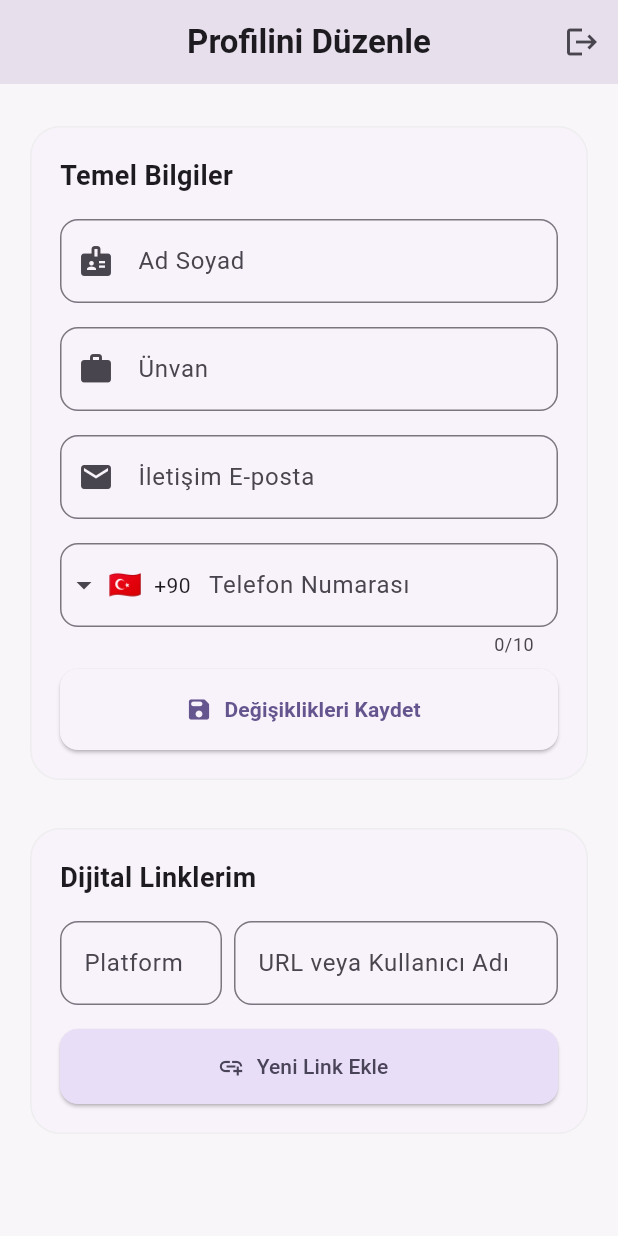
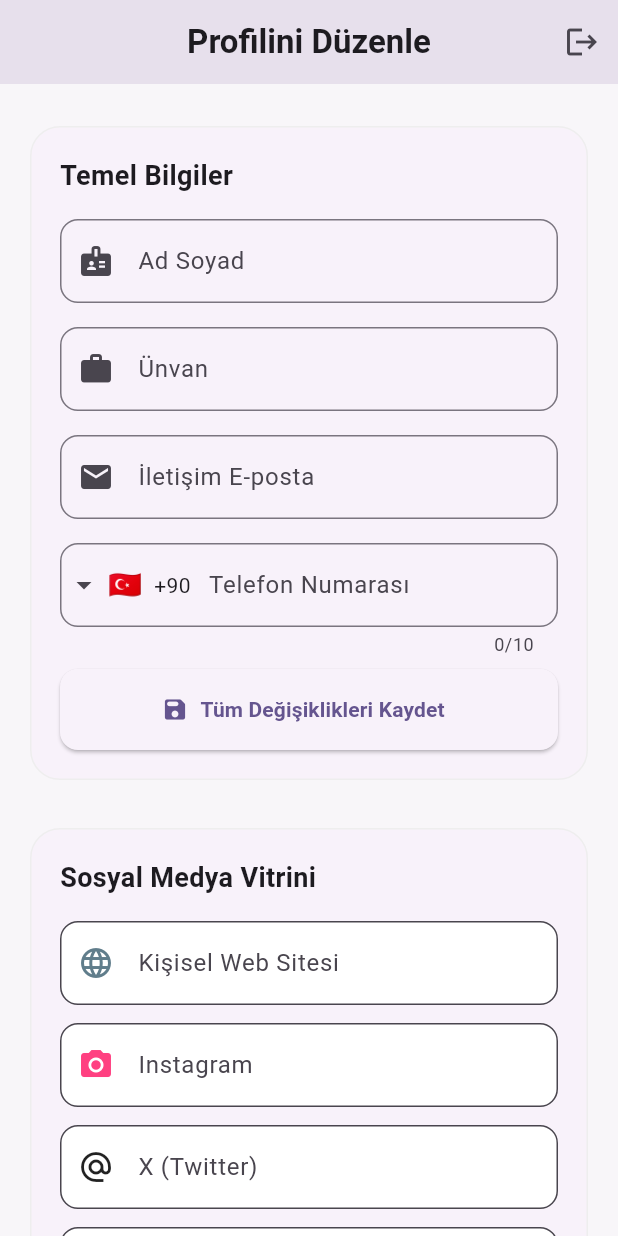
Before and after one commit to BalciAbdulkadir/Neo_Card, a Flutter app: the screen it shows once a user with an empty profile is signed in, scrolled down 154 dp, on a phone screen of 412 x 824 dp. Run offline on Flutter 3.47's test engine with Material 3 defaults, Android fonts, the phone set to English and light mode, and no system bars; drawn by our look-alikes of intl_phone_field; our stand-ins replace flutter_dotenv, flutter_image_compress, flutter_riverpod, go_router, image_picker, qr_flutter and 1 more; missing offline and left inert: phone_numbers_parser; accounts and stored records are empty; network calls fail.

Commit message:
supabse ayarları ve arayüz güncellemeleri

```diff
--- a/lib/features/editor/presentation/editor_page.dart
+++ b/lib/features/editor/presentation/editor_page.dart
@@ -20,6 +20,18 @@ class _EditorPageState extends ConsumerState<EditorPage> {
   String _countryCode = 'TR';
   String _fullPhoneNumber = '';
 
+  // Preset Link Controllers
+  final _websiteController = TextEditingController();
+  final _instagramController = TextEditingController();
+  final _xController = TextEditingController();
+  final _linkedinController = TextEditingController();
+
+  String? _websiteLinkId;
+  String? _instagramLinkId;
+  String? _xLinkId;
+  String? _linkedinLinkId;
+
+  // Custom link modal controllers
   final _platformController = TextEditingController();
   final _urlController = TextEditingController();
 
@@ -30,6 +42,10 @@ class _EditorPageState extends ConsumerState<EditorPage> {
     _nameController.dispose();
     _jobController.dispose();
     _emailController.dispose();
+    _websiteController.dispose();
+    _instagramController.dispose();
+    _xController.dispose();
+    _linkedinController.dispose();
     _platformController.dispose();
     _urlController.dispose();
     super.dispose();
@@ -46,47 +62,134 @@ class _EditorPageState extends ConsumerState<EditorPage> {
       _phoneNumber = phoneData['number']!;
       _fullPhoneNumber = editorState.profile.phoneNumber ?? '';
 
+      // Preset Linkleri Eşzamanla (1:N modelinden form alanlarına çıkarma)
+      for (var link in editorState.links) {
+        final platform = link.platform.toLowerCase();
+        if (platform == 'website') {
+          _websiteController.text = link.url;
+          _websiteLinkId = link.id;
+        } else if (platform == 'instagram') {
+          _instagramController.text = _extractUsername('instagram', link.url);
+          _instagramLinkId = link.id;
+        } else if (platform == 'x' || platform == 'twitter') {
+          _xController.text = _extractUsername('x', link.url);
+          _xLinkId = link.id;
+        } else if (platform == 'linkedin') {
+          _linkedinController.text = _extractUsername('linkedin', link.url);
+          _linkedinLinkId = link.id;
+        }
+      }
+
       _isInit = true;
     }
   }
 
-  void _saveProfile() {
+  String _extractUsername(String platform, String url) {
+    if (platform == 'instagram' && url.contains('instagram.com/')) {
+      return url.split('instagram.com/').last.replaceAll('/', '');
+    }
+    if (platform == 'x' && url.contains('x.com/')) {
+      return url.split('x.com/').last.replaceAll('/', '');
+    }
+    if (platform == 'linkedin' && url.contains('linkedin.com/in/')) {
+      return url.split('linkedin.com/in/').last.replaceAll('/', '');
+    }
+    return url;
+  }
+
+  void _saveProfile() async {
     FocusScope.of(context).unfocus();
+
+    // Temel Profili Kaydet
     ref.read(editorControllerProvider.notifier).updateProfile(
       fullName: _nameController.text.trim(),
       jobTitle: _jobController.text.trim(),
       email: _emailController.text.trim(),
       phoneNumber: _fullPhoneNumber,
     );
-    ScaffoldMessenger.of(context).showSnackBar(
-      const SnackBar(
-        content: Text('Profil başarıyla kaydedildi!'),
-        backgroundColor: Colors.green,
+
+    // Otomatik Sabit Alanları N:1 yapısıyla eşzamanla
+    await _savePresetLink('website', _websiteController.text, _websiteLinkId);
+    await _savePresetLink('instagram', _instagramController.text, _instagramLinkId);
+    await _savePresetLink('x', _xController.text, _xLinkId);
+    await _savePresetLink('linkedin', _linkedinController.text, _linkedinLinkId);
+
+    if (mounted) {
+      ScaffoldMessenger.of(context).showSnackBar(const SnackBar(content: Text('Profil başarıyla kaydedildi!'), backgroundColor: Colors.green));
+    }
+  }
+
+  Future<void> _savePresetLink(String platform, String rawValue, String? linkId) async {
+    final controller = ref.read(editorControllerProvider.notifier);
+    if (rawValue.trim().isEmpty) {
+      if (linkId != null) { // Silinmek isteniyor
+        await controller.removeLink(linkId);
+      }
+      return;
+    }
+    final formattedUrl = Validators.formatSocialUrl(platform, rawValue);
+    await controller.upsertLink(id: linkId, platform: platform, url: formattedUrl);
+  }
+
+  void _openCustomLinkModal(BuildContext context) {
+    _platformController.clear();
+    _urlController.clear();
+
+    showModalBottomSheet(
+      context: context,
+      isScrollControlled: true,
+      shape: const RoundedRectangleBorder(borderRadius: BorderRadius.vertical(top: Radius.circular(24))),
+      builder: (ctx) => Padding(
+        padding: EdgeInsets.only(
+          bottom: MediaQuery.of(ctx).viewInsets.bottom + 24,
+          left: 24, right: 24, top: 24
+        ),
+        child: Column(
+          mainAxisSize: MainAxisSize.min,
+          crossAxisAlignment: CrossAxisAlignment.stretch,
+          children: [
+            const Text('Özel Platform Ekle', style: TextStyle(fontSize: 20, fontWeight: FontWeight.bold), textAlign: TextAlign.center),
+            const SizedBox(height: 16),
+            TextField(controller: _platformController, decoration: InputDecoration(labelText: 'Platform (örn: TikTok)', border: OutlineInputBorder(borderRadius: BorderRadius.circular(12)))),
+            const SizedBox(height: 12),
+            TextField(controller: _urlController, decoration: InputDecoration(labelText: 'URL (https://...)', border: OutlineInputBorder(borderRadius: BorderRadius.circular(12)))),
+            const SizedBox(height: 16),
+            ElevatedButton(
+              onPressed: () {
+                final platform = _platformController.text.trim();
+                final urlInput = _urlController.text.trim();
+                if (platform.isNotEmpty && urlInput.isNotEmpty) {
+                  final formattedUrl = Validators.formatUrl(urlInput);
+                  ref.read(editorControllerProvider.notifier).upsertLink(platform: platform, url: formattedUrl);
+                  Navigator.pop(ctx);
+                }
+              },
+              style: ElevatedButton.styleFrom(minimumSize: const Size(double.infinity, 50), shape: RoundedRectangleBorder(borderRadius: BorderRadius.circular(12))),
+              child: const Text('Ekle', style: TextStyle(fontSize: 16, fontWeight: FontWeight.bold)),
+            ),
+          ],
+        ),
       ),
     );
   }
 
-  void _addLink() {
-    final platform = _platformController.text.trim();
-    final urlInput = _urlController.text.trim();
-    if (platform.isEmpty || urlInput.isEmpty) {
-      ScaffoldMessenger.of(context).showSnackBar(
-        const SnackBar(
-          content: Text('Platform ve Link boş bırakılamaz.'),
-          backgroundColor: Colors.redAccent,
+  Widget _buildPresetField(String label, IconData icon, TextEditingController controller, Color iconColor) {
+    final platformName = label.toLowerCase();
+    String hint = 'Tam URL giriniz';
+    if (platformName.contains('instagram') || platformName.contains('x') || platformName.contains('linkedin')) {
+      hint = 'Kullanıcı Adı veya URL';
+    }
+    return TextField(
+      controller: controller,
+      decoration: InputDecoration(
+        labelText: label,
+        hintText: hint,
+        prefixIcon: Icon(icon, color: iconColor),
+        border: OutlineInputBorder(borderRadius: BorderRadius.circular(12)),
+        filled: true,
+        fillColor: Colors.white,
       ),
     );
-      return;
-    }
-
-    // Valiasyon - URL kontrolü
-    final formattedUrl = Validators.formatUrl(urlInput);
-
-    FocusScope.of(context).unfocus();
-    ref.read(editorControllerProvider.notifier).addLink(platform, formattedUrl);
-
-    _platformController.clear();
-    _urlController.clear();
   }
 
   @override
@@ -95,33 +198,21 @@ class _EditorPageState extends ConsumerState<EditorPage> {
 
     ref.listen<AsyncValue>(editorControllerProvider, (_, state) {
       if (state.hasError && !state.isLoading) {
-        ScaffoldMessenger.of(context).showSnackBar(
-          SnackBar(
-            content: Text('Hata: ${state.error}'),
-            backgroundColor: Colors.redAccent,
-          ),
-        );
+        ScaffoldMessenger.of(context).showSnackBar(SnackBar(content: Text('Hata: ${state.error}'), backgroundColor: Colors.redAccent));
       }
     });
 
     return Scaffold(
-      backgroundColor: Theme.of(
-        context,
-      ).colorScheme.surfaceVariant.withOpacity(0.3),
+      backgroundColor: Theme.of(context).colorScheme.surfaceVariant.withOpacity(0.3),
       appBar: AppBar(
-        title: const Text(
-          'Profilini Düzenle',
-          style: TextStyle(fontWeight: FontWeight.w700),
-        ),
+        title: const Text('Profilini Düzenle', style: TextStyle(fontWeight: FontWeight.w700)),
         centerTitle: true,
         actions: [
           IconButton(
             icon: const Icon(Icons.logout),
             tooltip: 'Çıkış Yap',
-            onPressed: () {
-              ref.read(authControllerProvider.notifier).signOut();
-            },
-          ),
+            onPressed: () => ref.read(authControllerProvider.notifier).signOut(),
+          )
         ],
       ),
       body: editorStateAsync.when(
@@ -129,6 +220,8 @@ class _EditorPageState extends ConsumerState<EditorPage> {
         error: (err, stack) => Center(child: Text('Bir sorun oluştu: $err')),
         data: (editorState) {
           _syncControllers(editorState);
+
+          final customLinks = editorState.links.where((l) => !['website', 'instagram', 'x', 'twitter', 'linkedin'].contains(l.platform.toLowerCase())).toList();
 
           return SingleChildScrollView(
             physics: const BouncingScrollPhysics(),
@@ -148,31 +241,17 @@ class _EditorPageState extends ConsumerState<EditorPage> {
                             ? NetworkImage(editorState.profile.avatarUrl!)
                             : null,
                         child: editorState.profile.avatarUrl == null
-                            ? const Icon(
-                                Icons.person,
-                                size: 60,
-                                color: Colors.deepPurple,
-                              )
+                            ? const Icon(Icons.person, size: 60, color: Colors.deepPurple)
                             : null,
                       ),
                       GestureDetector(
-                        onTap: () {
-                          ref
-                              .read(editorControllerProvider.notifier)
-                              .pickAndUploadAvatar();
-                        },
+                        onTap: () => ref.read(editorControllerProvider.notifier).pickAndUploadAvatar(),
                         child: CircleAvatar(
                           radius: 20,
-                          backgroundColor: Theme.of(
-                            context,
-                          ).colorScheme.primary,
-                          child: const Icon(
-                            Icons.camera_alt,
-                            color: Colors.white,
-                            size: 20,
+                          backgroundColor: Theme.of(context).colorScheme.primary,
+                          child: const Icon(Icons.camera_alt, color: Colors.white, size: 20),
                         ),
-                        ),
-                      ),
+                      )
                     ],
                   ),
                 ),
@@ -181,62 +260,33 @@ class _EditorPageState extends ConsumerState<EditorPage> {
                 // === PROFIL BILGILERI FORMU ===
                 Card(
                   elevation: 0,
-                  shape: RoundedRectangleBorder(
-                    borderRadius: BorderRadius.circular(20),
-                    side: BorderSide(color: Colors.grey.shade200),
-                  ),
+                  shape: RoundedRectangleBorder(borderRadius: BorderRadius.circular(20), side: BorderSide(color: Colors.grey.shade200)),
                   child: Padding(
                     padding: const EdgeInsets.all(20.0),
                     child: Column(
                       crossAxisAlignment: CrossAxisAlignment.start,
                       children: [
-                        const Text(
-                          'Temel Bilgiler',
-                          style: TextStyle(
-                            fontSize: 18,
-                            fontWeight: FontWeight.bold,
-                          ),
-                        ),
+                        const Text('Temel Bilgiler', style: TextStyle(fontSize: 18, fontWeight: FontWeight.bold)),
                         const SizedBox(height: 16),
                         TextField(
                           controller: _nameController,
-                          decoration: InputDecoration(
-                            labelText: 'Ad Soyad',
-                            prefixIcon: const Icon(Icons.badge),
-                            border: OutlineInputBorder(
-                              borderRadius: BorderRadius.circular(12),
-                            ),
-                          ),
+                          decoration: InputDecoration(labelText: 'Ad Soyad', prefixIcon: const Icon(Icons.badge), border: OutlineInputBorder(borderRadius: BorderRadius.circular(12))),
                         ),
                         const SizedBox(height: 16),
                         TextField(
                           controller: _jobController,
-                          decoration: InputDecoration(
-                            labelText: 'Ünvan',
-                            prefixIcon: const Icon(Icons.work),
-                            border: OutlineInputBorder(
-                              borderRadius: BorderRadius.circular(12),
-                            ),
-                          ),
+                          decoration: InputDecoration(labelText: 'Ünvan', prefixIcon: const Icon(Icons.work), border: OutlineInputBorder(borderRadius: BorderRadius.circular(12))),
                         ),
                         const SizedBox(height: 16),
                         TextField(
                           controller: _emailController,
-                          decoration: InputDecoration(
-                            labelText: 'İletişim E-posta',
-                            prefixIcon: const Icon(Icons.email),
-                            border: OutlineInputBorder(
-                              borderRadius: BorderRadius.circular(12),
-                            ),
-                          ),
+                          decoration: InputDecoration(labelText: 'İletişim E-posta', prefixIcon: const Icon(Icons.email), border: OutlineInputBorder(borderRadius: BorderRadius.circular(12))),
                         ),
                         const SizedBox(height: 16),
                         IntlPhoneField(
                           decoration: InputDecoration(
                             labelText: 'Telefon Numarası',
-                            border: OutlineInputBorder(
-                              borderRadius: BorderRadius.circular(12),
-                            ),
+                            border: OutlineInputBorder(borderRadius: BorderRadius.circular(12)),
                           ),
                           initialCountryCode: _countryCode,
                           initialValue: _phoneNumber,
@@ -248,15 +298,10 @@ class _EditorPageState extends ConsumerState<EditorPage> {
                         ElevatedButton.icon(
                           onPressed: _saveProfile,
                           icon: const Icon(Icons.save_rounded),
-                          label: const Text(
-                            'Değişiklikleri Kaydet',
-                            style: TextStyle(fontWeight: FontWeight.w600),
-                          ),
+                          label: const Text('Tüm Değişiklikleri Kaydet', style: TextStyle(fontWeight: FontWeight.w600)),
                           style: ElevatedButton.styleFrom(
                             minimumSize: const Size(double.infinity, 54),
-                            shape: RoundedRectangleBorder(
-                              borderRadius: BorderRadius.circular(12),
-                            ),
+                            shape: RoundedRectangleBorder(borderRadius: BorderRadius.circular(12)),
                           ),
                         ),
                       ],
@@ -265,88 +310,53 @@ class _EditorPageState extends ConsumerState<EditorPage> {
                 ),
                 const SizedBox(height: 24),
 
-                // === DİNAMİK LİNKLER FORMU ===
+                // === SABİT SOSYAL MEDYA LİNKLERİ ===
                 Card(
                   elevation: 0,
-                  shape: RoundedRectangleBorder(
-                    borderRadius: BorderRadius.circular(20),
-                    side: BorderSide(color: Colors.grey.shade200),
-                  ),
+                  shape: RoundedRectangleBorder(borderRadius: BorderRadius.circular(20), side: BorderSide(color: Colors.grey.shade200)),
                   child: Padding(
                     padding: const EdgeInsets.all(20.0),
                     child: Column(
                       crossAxisAlignment: CrossAxisAlignment.start,
                       children: [
-                        const Text(
-                          'Dijital Linklerim',
-                          style: TextStyle(
-                            fontSize: 18,
-                            fontWeight: FontWeight.bold,
-                          ),
-                        ),
+                        const Text('Sosyal Medya Vitrini', style: TextStyle(fontSize: 18, fontWeight: FontWeight.bold)),
                         const SizedBox(height: 16),
-                        Row(
-                          children: [
-                            Expanded(
-                              child: TextField(
-                                controller: _platformController,
-                                decoration: InputDecoration(
-                                  labelText: 'Platform',
-                                  hintText: 'Instagram',
-                                  border: OutlineInputBorder(
-                                    borderRadius: BorderRadius.circular(12),
-                                  ),
-                                ),
-                              ),
-                            ),
-                            const SizedBox(width: 8),
-                            Expanded(
-                              flex: 2,
-                              child: TextField(
-                                controller: _urlController,
-                                decoration: InputDecoration(
-                                  labelText: 'URL veya Kullanıcı Adı',
-                                  border: OutlineInputBorder(
-                                    borderRadius: BorderRadius.circular(12),
-                                  ),
-                                ),
-                              ),
-                            ),
-                          ],
-                        ),
+                        _buildPresetField('Kişisel Web Sitesi', Icons.language, _websiteController, Colors.blueGrey),
+                        const SizedBox(height: 12),
+                        _buildPresetField('Instagram', Icons.camera_alt, _instagramController, Colors.pinkAccent),
+                        const SizedBox(height: 12),
+                        _buildPresetField('X (Twitter)', Icons.alternate_email, _xController, Colors.black87),
+                        const SizedBox(height: 12),
+                        _buildPresetField('LinkedIn', Icons.business, _linkedinController, Colors.blue.shade700),
                         const SizedBox(height: 16),
-                        ElevatedButton.icon(
-                          onPressed: _addLink,
-                          icon: const Icon(Icons.add_link),
-                          label: const Text('Yeni Link Ekle'),
-                          style: ElevatedButton.styleFrom(
-                            backgroundColor: Theme.of(
-                              context,
-                            ).colorScheme.secondaryContainer,
-                            foregroundColor: Theme.of(
-                              context,
-                            ).colorScheme.onSecondaryContainer,
-                            minimumSize: const Size(double.infinity, 50),
-                            shape: RoundedRectangleBorder(
-                              borderRadius: BorderRadius.circular(12),
-                            ),
-                          ),
-                        ),
+                        Text('İpucu: Sadece kullanıcı adınızı yazmanız yeterlidir. Tam URL otomatik oluşturulur.', style: TextStyle(color: Colors.grey.shade600, fontSize: 12)),
                       ],
                     ),
                   ),
                 ),
-                const SizedBox(height: 16),
+                const SizedBox(height: 24),
 
-                // === EKLENMİŞ LİNKLERİN LİSTESİ ===
+                // === ÖZEL LİNKLER (MÜŞTERİ SEÇİMİ) ===
+                Row(
+                  mainAxisAlignment: MainAxisAlignment.spaceBetween,
+                  children: [
+                    const Text('Özel Platformlar', style: TextStyle(fontSize: 18, fontWeight: FontWeight.w700, color: Colors.black87)),
+                    TextButton.icon(
+                      onPressed: () => _openCustomLinkModal(context),
+                      icon: const Icon(Icons.add_circle, color: Colors.deepPurple),
+                      label: const Text('Yeni Ekle', style: TextStyle(color: Colors.deepPurple, fontWeight: FontWeight.bold)),
+                    )
+                  ],
+                ),
+                if (customLinks.isNotEmpty) ...[
+                  const SizedBox(height: 12),
                   ListView.separated(
                     shrinkWrap: true,
                     physics: const NeverScrollableScrollPhysics(),
-                  itemCount: editorState.links.length,
-                  separatorBuilder: (context, index) =>
-                      const SizedBox(height: 8),
+                    itemCount: customLinks.length,
+                    separatorBuilder: (context, index) => const SizedBox(height: 8),
                     itemBuilder: (context, index) {
-                    final link = editorState.links[index];
+                      final link = customLinks[index];
                       return Container(
                         decoration: BoxDecoration(
                           color: Colors.white,
@@ -356,36 +366,21 @@ class _EditorPageState extends ConsumerState<EditorPage> {
                         child: ListTile(
                           leading: CircleAvatar(
                             backgroundColor: Colors.deepPurple.shade50,
-                          child: const Icon(
-                            Icons.link,
-                            color: Colors.deepPurple,
+                            child: const Icon(Icons.link, color: Colors.deepPurple),
                           ),
-                        ),
-                        title: Text(
-                          link.platform.toUpperCase(),
-                          style: const TextStyle(fontWeight: FontWeight.bold),
-                        ),
-                        subtitle: Text(
-                          link.url,
-                          maxLines: 1,
-                          overflow: TextOverflow.ellipsis,
-                        ),
+                          title: Text(link.platform.toUpperCase(), style: const TextStyle(fontWeight: FontWeight.bold)),
+                          subtitle: Text(link.url, maxLines: 1, overflow: TextOverflow.ellipsis),
                           trailing: IconButton(
-                          icon: const Icon(
-                            Icons.delete_outline,
-                            color: Colors.redAccent,
-                          ),
+                            icon: const Icon(Icons.delete_outline, color: Colors.redAccent),
                             onPressed: () {
-                            if (link.id != null)
-                              ref
-                                  .read(editorControllerProvider.notifier)
-                                  .removeLink(link.id!);
+                              if (link.id != null) ref.read(editorControllerProvider.notifier).removeLink(link.id!);
                             },
                           ),
                         ),
                       );
                     },
                   ),
+                ],
                 const SizedBox(height: 32),
               ],
             ),
```
Also changed, not shown: lib/core/utils/validators.dart (+37 -0 lines), lib/features/editor/presentation/editor_controller.dart (+11 -2 lines), vercel.json (added). Lines whose indentation alone changed are shown as unchanged.
